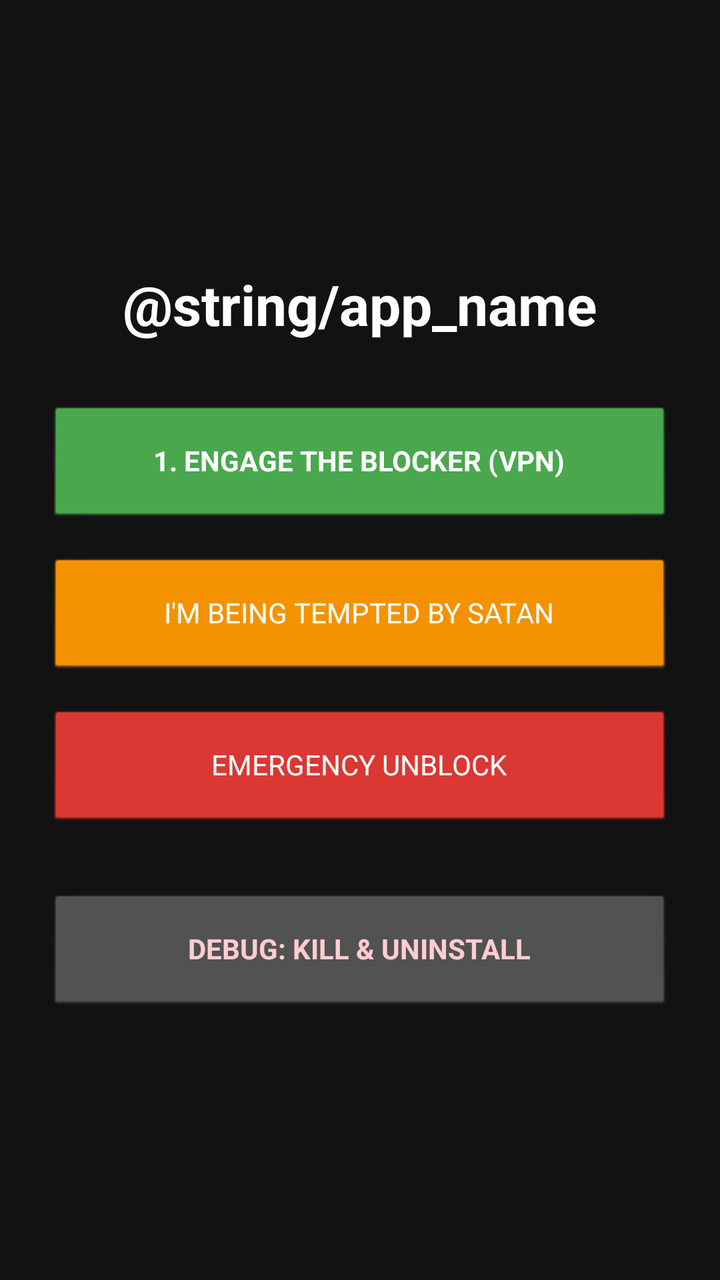
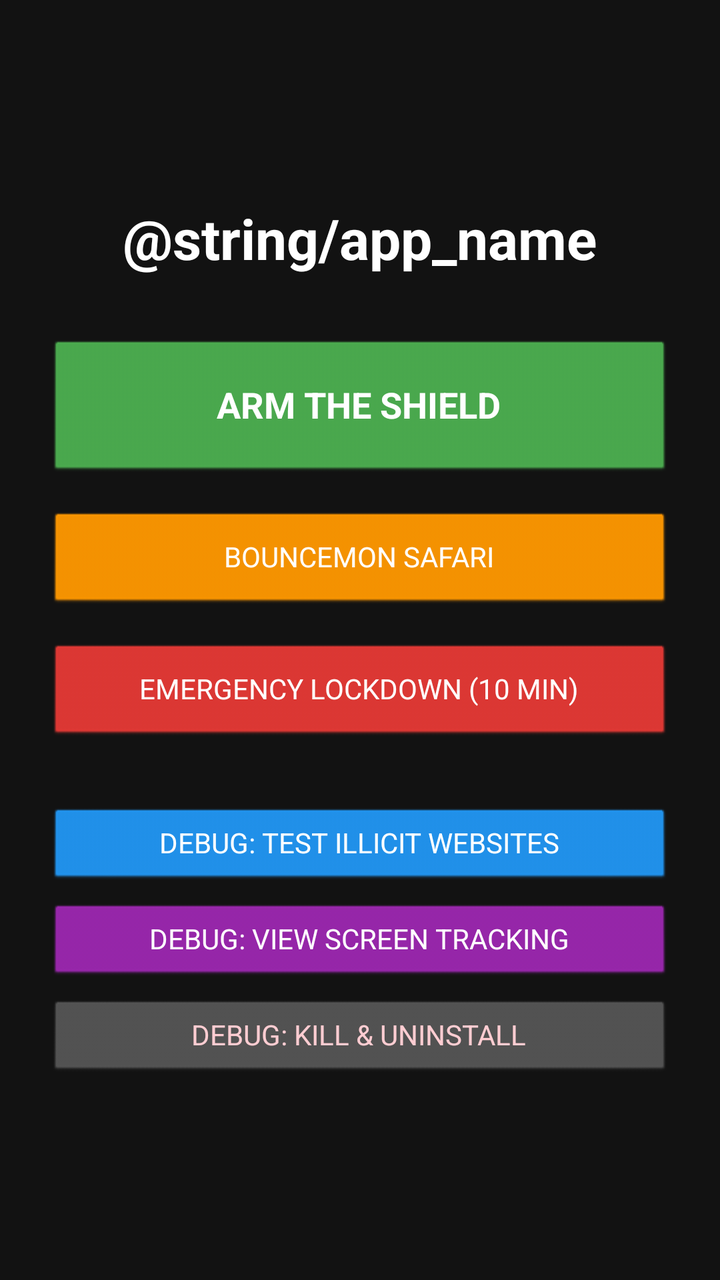

Compare the two renders of this Android layout. The source of the first and the diff that turns it into the second are given below.
<!-- AndroidManifest.xml: application theme android:Theme.NoTitleBar -->
<!-- res/layout/activity_main.xml -->
<?xml version="1.0" encoding="utf-8"?>
<LinearLayout xmlns:android="http://schemas.android.com/apk/res/android"
    android:layout_width="match_parent" android:layout_height="match_parent"
    android:orientation="vertical" android:padding="24dp" android:gravity="center" android:background="#121212">

    <TextView android:layout_width="wrap_content" android:layout_height="wrap_content"
        android:text="@string/app_name" android:textColor="#FFFFFF" android:textSize="28sp" android:textStyle="bold" android:layout_marginBottom="32dp"/>

    <Button android:id="@+id/btnEnableGuardian" android:layout_width="match_parent" android:layout_height="60dp"
        android:text="1. ENGAGE THE BLOCKER (VPN)" android:backgroundTint="#4CAF50" android:textColor="#FFFFFF" android:textStyle="bold" android:layout_marginBottom="16dp"/>

    <Button android:id="@+id/btnTrapAudio" android:layout_width="match_parent" android:layout_height="60dp"
        android:text="I'M BEING TEMPTED BY SATAN" android:backgroundTint="#FF9800" android:textColor="#FFFFFF" android:layout_marginBottom="16dp"/>

    <Button android:id="@+id/btnTrapBrick" android:layout_width="match_parent" android:layout_height="60dp"
        android:text="EMERGENCY UNBLOCK" android:backgroundTint="#E53935" android:textColor="#FFFFFF" android:layout_marginBottom="32dp"/>

    
    <Button android:id="@+id/btnDebugUninstall" android:layout_width="match_parent" android:layout_height="60dp"
        android:text="DEBUG: KILL &amp; UNINSTALL" android:backgroundTint="#555555" android:textColor="#FFCDD2" android:textStyle="bold"/>

</LinearLayout>
<!-- resources referenced by this layout -->
<resources>

</resources>

<!-- the commit's change to res/layout/activity_main.xml (unified diff, before → after) -->
@@ -6,17 +6,22 @@
     <TextView android:layout_width="wrap_content" android:layout_height="wrap_content"
         android:text="@string/app_name" android:textColor="#FFFFFF" android:textSize="28sp" android:textStyle="bold" android:layout_marginBottom="32dp"/>
 
-    <Button android:id="@+id/btnEnableGuardian" android:layout_width="match_parent" android:layout_height="60dp"
-        android:text="1. ENGAGE THE BLOCKER (VPN)" android:backgroundTint="#4CAF50" android:textColor="#FFFFFF" android:textStyle="bold" android:layout_marginBottom="16dp"/>
+    <Button android:id="@+id/btnArmShield" android:layout_width="match_parent" android:layout_height="70dp"
+        android:text="ARM THE SHIELD" android:backgroundTint="#4CAF50" android:textColor="#FFFFFF" android:textSize="18sp" android:textStyle="bold" android:layout_marginBottom="16dp"/>
 
-    <Button android:id="@+id/btnTrapAudio" android:layout_width="match_parent" android:layout_height="60dp"
-        android:text="I'M BEING TEMPTED BY SATAN" android:backgroundTint="#FF9800" android:textColor="#FFFFFF" android:layout_marginBottom="16dp"/>
+    <Button android:id="@+id/btnHumiliation" android:layout_width="match_parent" android:layout_height="50dp"
+        android:text="BOUNCEMON SAFARI" android:backgroundTint="#FF9800" android:textColor="#FFFFFF" android:layout_marginBottom="16dp"/>
 
-    <Button android:id="@+id/btnTrapBrick" android:layout_width="match_parent" android:layout_height="60dp"
-        android:text="EMERGENCY UNBLOCK" android:backgroundTint="#E53935" android:textColor="#FFFFFF" android:layout_marginBottom="32dp"/>
+    <Button android:id="@+id/btnTrapBrick" android:layout_width="match_parent" android:layout_height="50dp"
+        android:text="EMERGENCY LOCKDOWN (10 MIN)" android:backgroundTint="#E53935" android:textColor="#FFFFFF" android:layout_marginBottom="32dp"/>
+
+    <Button android:id="@+id/btnTestFilter" android:layout_width="match_parent" android:layout_height="40dp"
+        android:text="DEBUG: TEST ILLICIT WEBSITES" android:backgroundTint="#2196F3" android:textColor="#FFFFFF" android:layout_marginBottom="8dp"/>
 
     
-    <Button android:id="@+id/btnDebugUninstall" android:layout_width="match_parent" android:layout_height="60dp"
-        android:text="DEBUG: KILL &amp; UNINSTALL" android:backgroundTint="#555555" android:textColor="#FFCDD2" android:textStyle="bold"/>
+    <Button android:id="@+id/btnDebugUsage" android:layout_width="match_parent" android:layout_height="40dp"
+        android:text="DEBUG: VIEW SCREEN TRACKING" android:backgroundTint="#9C27B0" android:textColor="#FFFFFF" android:layout_marginBottom="8dp"/>
 
+    <Button android:id="@+id/btnDebugUninstall" android:layout_width="match_parent" android:layout_height="40dp"
+        android:text="DEBUG: KILL &amp; UNINSTALL" android:backgroundTint="#555555" android:textColor="#FFCDD2"/>
 </LinearLayout>
